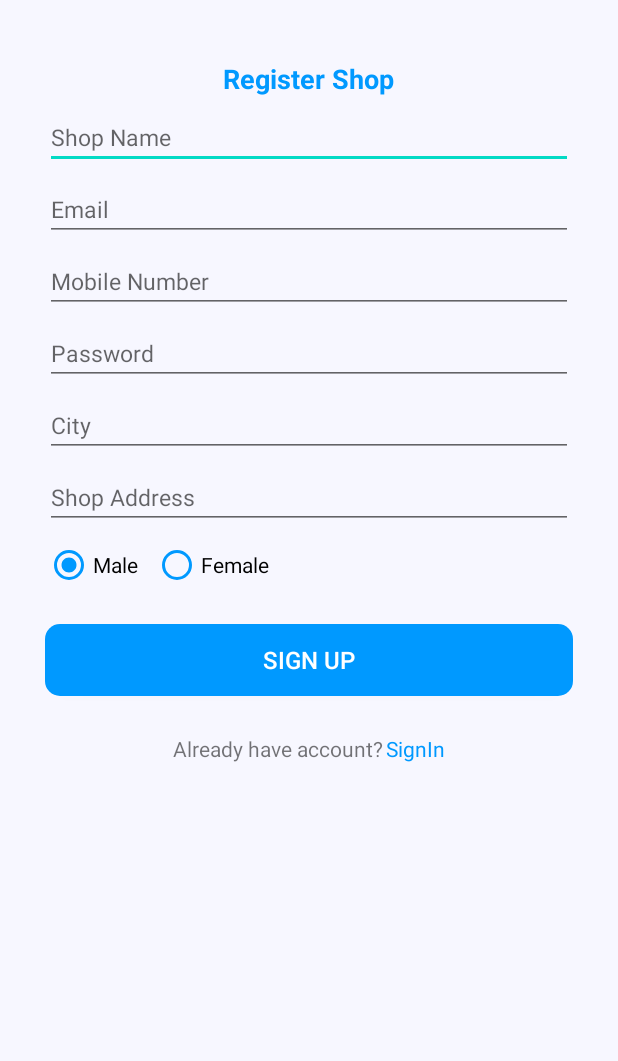
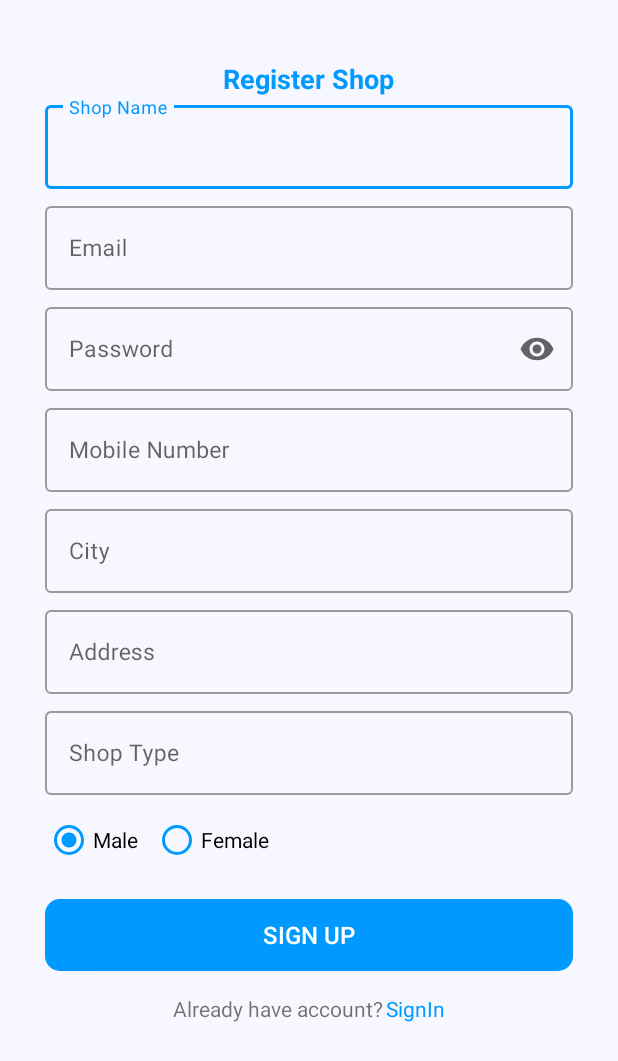
Before and after one commit to arifaziz346/OnlineMarketServiceProviderTest, an Android app: the screen it shows after launch (register), on a phone screen of 412 x 824 dp. Shown: the top 1061 px of the screen. Run offline under Robolectric (Android 15) with nearby library versions, the phone set to English and light mode, and no system bars; our stand-ins replace Volley.

Commit message:
Registration Shop has Done

```diff
--- a/app/src/main/java/com/example/onlinemarketserviceprovider/Constant.kt
+++ b/app/src/main/java/com/example/onlinemarketserviceprovider/Constant.kt
@@ -3,7 +3,7 @@ package com.example.onlinemarketserviceprovider
 public class Constant {
     companion object{
         val  URL:String ="http://192.168.43.193:8080/"
-        val  RegisterShop:String =URL+"api/login"
+        val  RegisterShop:String =URL+"api/RegisterShop"
         val  LoginShop:String =URL+"api/loginShop"
     }
 }
--- a/app/src/main/res/layout/activity_login.xml
+++ b/app/src/main/res/layout/activity_login.xml
@@ -82,7 +82,7 @@
         android:background="@drawable/btn_round"
         android:textColor="@color/white"
         android:textSize="16dp"
-        android:layout_marginBottom="70dp"
+        android:layout_marginBottom="20dp"
         android:text="SIGN IN">
 
     </Button>
--- a/app/src/main/res/layout/activity_register.xml
+++ b/app/src/main/res/layout/activity_register.xml
@@ -1,12 +1,20 @@
 <?xml version="1.0" encoding="utf-8"?>
+
+<ScrollView android:layout_width="match_parent"
+    android:layout_height="match_parent"
+    xmlns:android="http://schemas.android.com/apk/res/android"
+    xmlns:app="http://schemas.android.com/apk/res-auto"
+    android:background="@color/ColorLightBlueWhite">
 <LinearLayout
     xmlns:android="http://schemas.android.com/apk/res/android"
     android:layout_width="match_parent"
     android:layout_height="match_parent"
+    xmlns:app="http://schemas.android.com/apk/res-auto"
     android:paddingLeft="30dp"
     android:paddingRight="30dp"
     android:orientation="vertical"
     android:background="@color/ColorLightBlueWhite">
+
 
 <!--    <ImageView-->
 <!--        android:layout_width="100dp"-->
@@ -28,98 +36,130 @@
     <com.google.android.material.textfield.TextInputLayout
         android:layout_width="match_parent"
         android:layout_height="wrap_content"
-        android:id="@+id/txtLayoutFullShopNameSignUp"
-        android:hint="Enter Your Name"
-        android:layout_marginBottom="6dp"/>
+        android:id="@+id/txtLayoutShopNameSignUp"
+        android:hint=""
+        android:layout_marginBottom="6dp"
+        style="@style/Widget.MaterialComponents.TextInputLayout.OutlinedBox">
 
     <com.google.android.material.textfield.TextInputEditText
         android:layout_width="match_parent"
         android:layout_height="wrap_content"
-        android:id="@+id/txtShopNameSignUp"
+        android:id="@+id/ShopNameSignUp"
         android:hint="Shop Name"
         android:inputType="text"
         android:textSize="15sp">
     </com.google.android.material.textfield.TextInputEditText>
+    </com.google.android.material.textfield.TextInputLayout>
 
     <com.google.android.material.textfield.TextInputLayout
         android:layout_width="match_parent"
         android:layout_height="wrap_content"
         android:id="@+id/txtLayoutEmailSignUp"
-        android:hint="Enter Your Email"
-        android:layout_marginBottom="6dp"/>
+        android:hint=""
+        style="@style/Widget.MaterialComponents.TextInputLayout.OutlinedBox"
+        android:layout_marginBottom="6dp">
 
     <com.google.android.material.textfield.TextInputEditText
         android:layout_width="match_parent"
         android:layout_height="wrap_content"
-        android:id="@+id/txtEmailSignUp"
+        android:id="@+id/EmailSignUp"
         android:hint="Email"
         android:inputType="textEmailAddress"
         android:textSize="15sp">
     </com.google.android.material.textfield.TextInputEditText>
+    </com.google.android.material.textfield.TextInputLayout>
+
+
+
+    <com.google.android.material.textfield.TextInputLayout
+        android:layout_width="match_parent"
+        android:layout_height="wrap_content"
+        android:id="@+id/txtLayoutPasswordSignUp"
+        android:hint=""
+        app:endIconMode="password_toggle"
+        style="@style/Widget.MaterialComponents.TextInputLayout.OutlinedBox"
+        android:layout_marginBottom="6dp">
+
+    <com.google.android.material.textfield.TextInputEditText
+        android:layout_width="match_parent"
+        android:layout_height="wrap_content"
+        android:id="@+id/PasswordSignUp"
+        android:hint="Password"
+        android:inputType="textPassword"
+        android:textSize="15sp">
+    </com.google.android.material.textfield.TextInputEditText>
+    </com.google.android.material.textfield.TextInputLayout>
 
     <com.google.android.material.textfield.TextInputLayout
         android:layout_width="match_parent"
         android:layout_height="wrap_content"
         android:id="@+id/txtLayoutShopPhoneSignUp"
-        android:hint="Enter Your Email"
-        android:layout_marginBottom="6dp"/>
-
+        android:hint=""
+        style="@style/Widget.MaterialComponents.TextInputLayout.OutlinedBox"
+        android:layout_marginBottom="6dp">
         <com.google.android.material.textfield.TextInputEditText
             android:layout_width="match_parent"
             android:layout_height="wrap_content"
-        android:id="@+id/txtShopPhoneSignUp"
+            android:id="@+id/ShopPhoneSignUp"
             android:hint="Mobile Number"
             android:inputType="number"
             android:textSize="15sp">
         </com.google.android.material.textfield.TextInputEditText>
-    <com.google.android.material.textfield.TextInputLayout
-        android:layout_width="match_parent"
-        android:layout_height="wrap_content"
-        android:id="@+id/txtLayoutPasswordSignUp"
-        android:hint="Enter Your Name"
-        android:layout_marginBottom="6dp"/>
-
-    <com.google.android.material.textfield.TextInputEditText
-        android:layout_width="match_parent"
-        android:layout_height="wrap_content"
-        android:id="@+id/txtPasswordSignUp"
-        android:hint="Password"
-        android:inputType="textPassword"
-        android:textSize="15sp">
-    </com.google.android.material.textfield.TextInputEditText>
-
+    </com.google.android.material.textfield.TextInputLayout>
 
     <com.google.android.material.textfield.TextInputLayout
         android:layout_width="match_parent"
         android:layout_height="wrap_content"
         android:id="@+id/txtLayoutCitySignUp"
-        android:hint="Enter Your Name"
-        android:layout_marginBottom="6dp"/>
+        android:hint=""
+        style="@style/Widget.MaterialComponents.TextInputLayout.OutlinedBox"
+        android:layout_marginBottom="6dp">
 
     <com.google.android.material.textfield.TextInputEditText
         android:layout_width="match_parent"
         android:layout_height="wrap_content"
-        android:id="@+id/txtCitySignUp"
+        android:id="@+id/CitySignUp"
         android:hint="City"
         android:inputType="textPassword"
         android:textSize="15sp">
     </com.google.android.material.textfield.TextInputEditText>
+    </com.google.android.material.textfield.TextInputLayout>
 
     <com.google.android.material.textfield.TextInputLayout
         android:layout_width="match_parent"
         android:layout_height="wrap_content"
         android:id="@+id/txtLayoutAddressSignUp"
-        android:hint="Enter Your Name"
-        android:layout_marginBottom="6dp"/>
+        android:hint=""
+        style="@style/Widget.MaterialComponents.TextInputLayout.OutlinedBox"
+        android:layout_marginBottom="6dp">
 
     <com.google.android.material.textfield.TextInputEditText
         android:layout_width="match_parent"
         android:layout_height="wrap_content"
-        android:id="@+id/txtAddressSignUp"
-        android:hint="Shop Address"
+        android:id="@+id/AddressSignUp"
+        android:hint="Address"
         android:inputType="textPassword"
         android:textSize="15sp">
     </com.google.android.material.textfield.TextInputEditText>
+    </com.google.android.material.textfield.TextInputLayout>
+
+    <com.google.android.material.textfield.TextInputLayout
+        android:layout_width="match_parent"
+        android:layout_height="wrap_content"
+        android:id="@+id/txtLayoutShopTypeSignUp"
+        android:hint=""
+        style="@style/Widget.MaterialComponents.TextInputLayout.OutlinedBox"
+        android:layout_marginBottom="6dp">
+
+        <com.google.android.material.textfield.TextInputEditText
+            android:layout_width="match_parent"
+            android:layout_height="wrap_content"
+            android:id="@+id/ShopTypeSignUp"
+            android:hint="Shop Type"
+            android:inputType="textPassword"
+            android:textSize="15sp">
+        </com.google.android.material.textfield.TextInputEditText>
+    </com.google.android.material.textfield.TextInputLayout>
     <RadioGroup
         android:id="@+id/radio"
         android:layout_width="wrap_content"
@@ -164,7 +204,7 @@
         android:layout_height="wrap_content"
         android:gravity="center_horizontal"
         android:orientation="horizontal"
-        android:layout_marginTop="20dp"
+        android:layout_marginTop="10dp"
         >
         <TextView
             android:layout_width="wrap_content"
@@ -182,6 +222,5 @@
         </TextView>
 
     </LinearLayout>
-
-
 </LinearLayout>
+    </ScrollView>
```
Also changed, not shown: app/src/main/java/com/example/onlinemarketserviceprovider/Auth/login.kt (+51 -12 lines), app/src/main/java/com/example/onlinemarketserviceprovider/Auth/register.kt (+89 -8 lines). Lines whose indentation alone changed are shown as unchanged.
